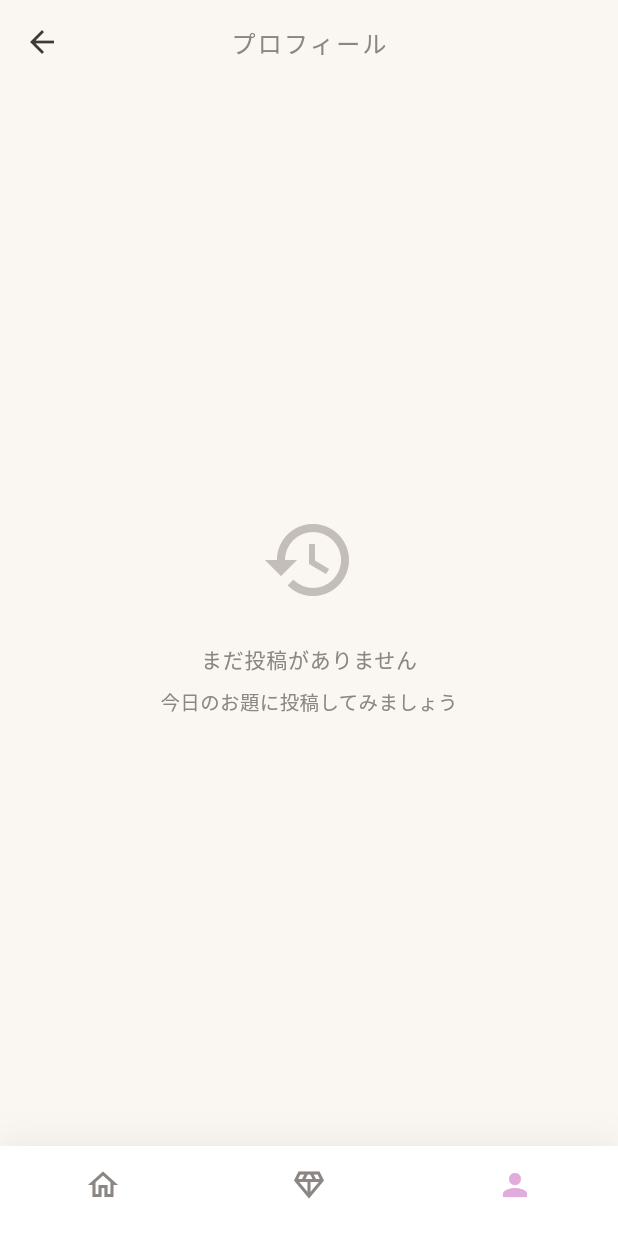
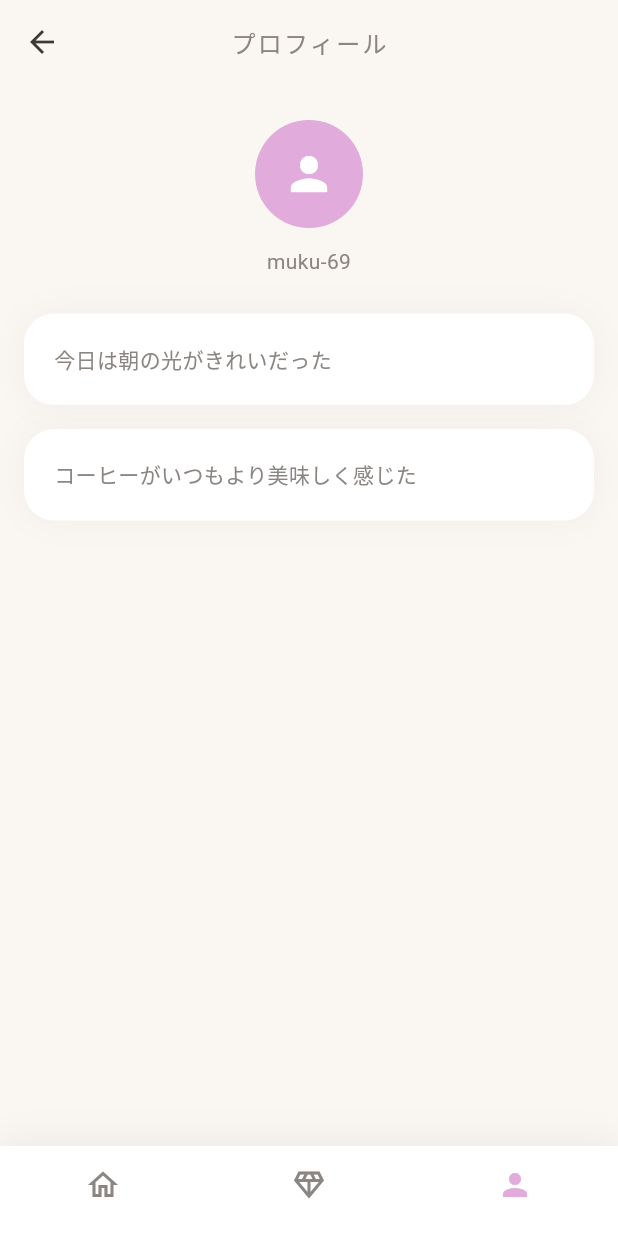
Before and after one commit to p2hacks2025/pre-06, a Flutter app: the ProfileScreen screen opened by its route, on a phone screen of 412 x 824 dp. Run offline on Flutter 3.47's test engine with Material 3 defaults, Android fonts, the phone set to English and light mode, and no system bars; our stand-ins replace cloud_firestore, firebase_auth, firebase_core, firebase_storage, flutter_riverpod, image_picker; accounts and stored records are empty.

Commit message:
プロフィール画面と投稿詳細ポップアップUIを追加

```diff
--- a/lib/screens/profile/profile_screen.dart
+++ b/lib/screens/profile/profile_screen.dart
@@ -1,149 +1,175 @@
 import 'package:flutter/material.dart';
-import '../../services/post_service.dart';
 import '../../models/post_model.dart';
 import '../../theme/app_theme.dart';
 import '../../widgets/bottom_nav.dart';
 
-class ProfileScreen extends StatefulWidget {
+class ProfileScreen extends StatelessWidget {
   const ProfileScreen({super.key});
 
-  @override
-  State<ProfileScreen> createState() => _ProfileScreenState();
-}
+  // 🔹 仮データ
+  List<Post> get dummyPosts => [
+    Post(
+      id: '1',
+      uid: 'me',
+      dayKey: '2025-01-18',
+      type: PostType.text,
+      text: '今日は朝の光がきれいだった',
+      photoUrl: null,
+      createdAt: DateTime.now(),
+    ),
+    Post(
+      id: '2',
+      uid: 'me',
+      dayKey: '2025-01-17',
+      type: PostType.text,
+      text: 'コーヒーがいつもより美味しく感じた',
+      photoUrl: null,
+      createdAt: DateTime.now(),
+    ),
+  ];
 
-class _ProfileScreenState extends State<ProfileScreen>
-    with SingleTickerProviderStateMixin {
-  late AnimationController _controller;
-  late Animation<double> _fadeAnimation;
+  void _showPostDetail(BuildContext context, Post post) {
+    showModalBottomSheet(
+      context: context,
+      isScrollControlled: true,
+      backgroundColor: Colors.transparent,
+      barrierColor: Colors.black.withOpacity(0.2),
+      builder: (_) {
+        return Container(
+          padding: const EdgeInsets.fromLTRB(24, 20, 24, 40),
+          decoration: BoxDecoration(
+            color: AppTheme.cream,
+            borderRadius: const BorderRadius.vertical(top: Radius.circular(36)),
+            boxShadow: [
+              BoxShadow(
+                color: Colors.black.withOpacity(0.08),
+                blurRadius: 30,
+                offset: const Offset(0, -10),
+              ),
+            ],
+          ),
+          child: SafeArea(
+            top: false,
+            child: Column(
+              mainAxisSize: MainAxisSize.min,
+              crossAxisAlignment: CrossAxisAlignment.start,
+              children: [
+                /// --- ハンドル ---
+                Center(
+                  child: Container(
+                    width: 44,
+                    height: 4,
+                    margin: const EdgeInsets.only(bottom: 24),
+                    decoration: BoxDecoration(
+                      color: AppTheme.softGray.withOpacity(0.4),
+                      borderRadius: BorderRadius.circular(2),
+                    ),
+                  ),
+                ),
 
-  @override
-  void initState() {
-    super.initState();
-    _controller = AnimationController(
-      duration: const Duration(milliseconds: 600),
-      vsync: this,
+                /// --- 日付 ---
+                Text(
+                  post.dayKey,
+                  style: Theme.of(context).textTheme.bodyMedium?.copyWith(
+                    fontSize: 12,
+                    letterSpacing: 1.2,
+                    color: AppTheme.softGray,
+                  ),
+                ),
+
+                const SizedBox(height: 16),
+
+                /// --- お題ラベル ---
+                Container(
+                  padding: const EdgeInsets.symmetric(
+                    horizontal: 12,
+                    vertical: 6,
+                  ),
+                  decoration: BoxDecoration(
+                    gradient: LinearGradient(
+                      colors: [
+                        AppTheme.terracotta.withOpacity(0.15),
+                        AppTheme.oliveGreen.withOpacity(0.15),
+                      ],
+                    ),
+                    borderRadius: BorderRadius.circular(12),
+                  ),
+                  child: Text(
+                    '今日のお題',
+                    style: Theme.of(context).textTheme.bodyMedium?.copyWith(
+                      fontSize: 11,
+                      fontWeight: FontWeight.w500,
+                      letterSpacing: 0.8,
+                    ),
+                  ),
+                ),
+
+                const SizedBox(height: 12),
+
+                /// --- お題本文（仮） ---
+                Text(
+                  '今日いちばん心が動いた瞬間',
+                  style: Theme.of(context).textTheme.displayMedium?.copyWith(
+                    fontSize: 22,
+                    height: 1.4,
+                  ),
+                ),
+
+                const SizedBox(height: 32),
+
+                /// --- 投稿本文 ---
+                Text(
+                  post.text ?? '',
+                  style: Theme.of(context).textTheme.bodyLarge?.copyWith(
+                    fontSize: 17,
+                    height: 1.8,
+                    letterSpacing: 0.3,
+                  ),
+                ),
+
+                const SizedBox(height: 40),
+
+                /// --- 閉じるボタン ---
+                Center(
+                  child: TextButton(
+                    onPressed: () => Navigator.pop(context),
+                    child: const Text('閉じる'),
+                  ),
+                ),
+              ],
+            ),
+          ),
         );
-
-    _fadeAnimation = Tween<double>(
-      begin: 0.0,
-      end: 1.0,
-    ).animate(CurvedAnimation(parent: _controller, curve: Curves.easeOut));
-
-    _controller.forward();
-  }
-
-  @override
-  void dispose() {
-    _controller.dispose();
-    super.dispose();
+      },
+    );
   }
 
   @override
   Widget build(BuildContext context) {
-    final postService = PostService();
-
     return Scaffold(
-      appBar: AppBar(
-        title: const Text('プロフィール'),
-        leading: IconButton(
-          icon: const Icon(Icons.arrow_back),
-          onPressed: () => Navigator.pop(context),
-        ),
-      ),
-      bottomNavigationBar: const BottomNav(
-        currentIndex: 2, // 👤 Profile
-      ),
-      body: FadeTransition(
-        opacity: _fadeAnimation,
-        child: StreamBuilder<List<Post>>(
-          stream: postService.myPostsStream(),
-          builder: (context, snap) {
-            if (!snap.hasData) {
-              return Center(
-                child: CircularProgressIndicator(
-                  color: AppTheme.terracotta,
-                  strokeWidth: 2,
-                ),
-              );
-            }
-
-            final posts = snap.data!;
-
-            if (posts.isEmpty) {
-              return Center(
-                child: Column(
-                  mainAxisAlignment: MainAxisAlignment.center,
-                  children: [
-                    Icon(
-                      Icons.history_outlined,
-                      size: 64,
-                      color: AppTheme.softGray.withOpacity(0.5),
-                    ),
-                    const SizedBox(height: 24),
-                    Text(
-                      'まだ投稿がありません',
-                      style: Theme.of(
-                        context,
-                      ).textTheme.bodyMedium?.copyWith(letterSpacing: 0.5),
-                    ),
-                    const SizedBox(height: 8),
-                    Text(
-                      '今日のお題に投稿してみましょう',
-                      style: Theme.of(context).textTheme.bodyMedium?.copyWith(
-                        fontSize: 13,
-                        fontWeight: FontWeight.w300,
-                      ),
-                    ),
-                  ],
-                ),
-              );
-            }
-
-            return CustomScrollView(
+      appBar: AppBar(title: const Text('プロフィール')),
+      bottomNavigationBar: const BottomNav(currentIndex: 2),
+      body: CustomScrollView(
         slivers: [
-                // Header
           SliverToBoxAdapter(
             child: Padding(
               padding: const EdgeInsets.all(24),
               child: Column(
-                      crossAxisAlignment: CrossAxisAlignment.start,
-                      children: [
-                        Text(
-                          'あなたの投稿',
-                          style: Theme.of(
-                            context,
-                          ).textTheme.displayMedium?.copyWith(fontSize: 28),
-                        ),
-                        const SizedBox(height: 8),
-                        Text(
-                          '${posts.length}件の記録',
-                          style: Theme.of(
-                            context,
-                          ).textTheme.bodyMedium?.copyWith(letterSpacing: 1.0),
-                        ),
+                children: const [
+                  CircleAvatar(radius: 36, child: Icon(Icons.person, size: 36)),
+                  SizedBox(height: 12),
+                  Text('muku-69'),
                 ],
               ),
             ),
           ),
-
-                // Posts grid
           SliverPadding(
             padding: const EdgeInsets.symmetric(horizontal: 16),
             sliver: SliverList(
               delegate: SliverChildBuilderDelegate((context, i) {
-                      final p = posts[i];
-                      return TweenAnimationBuilder<double>(
-                        duration: Duration(milliseconds: 300 + (i * 50)),
-                        tween: Tween(begin: 0.0, end: 1.0),
-                        builder: (context, value, child) {
-                          return Opacity(
-                            opacity: value,
-                            child: Transform.translate(
-                              offset: Offset(0, 20 * (1 - value)),
-                              child: child,
-                            ),
-                          );
-                        },
+                final post = dummyPosts[i];
+                return GestureDetector(
+                  onTap: () => _showPostDetail(context, post),
                   child: Container(
                     margin: const EdgeInsets.only(bottom: 16),
                     padding: const EdgeInsets.all(20),
@@ -154,63 +180,21 @@ class _ProfileScreenState extends State<ProfileScreen>
                         BoxShadow(
                           color: AppTheme.softGray.withOpacity(0.08),
                           blurRadius: 20,
-                                offset: const Offset(0, 4),
                         ),
                       ],
                     ),
-                          child: Column(
-                            crossAxisAlignment: CrossAxisAlignment.start,
-                            children: [
-                              // Date badge
-                              Container(
-                                padding: const EdgeInsets.symmetric(
-                                  horizontal: 12,
-                                  vertical: 6,
-                                ),
-                                decoration: BoxDecoration(
-                                  gradient: LinearGradient(
-                                    colors: [
-                                      AppTheme.terracotta.withOpacity(0.1),
-                                      AppTheme.oliveGreen.withOpacity(0.1),
-                                    ],
-                                  ),
-                                  borderRadius: BorderRadius.circular(10),
-                                ),
                     child: Text(
-                                  p.dayKey,
-                                  style: Theme.of(context).textTheme.bodyMedium
-                                      ?.copyWith(
-                                        fontSize: 12,
-                                        fontWeight: FontWeight.w500,
-                                        letterSpacing: 0.5,
-                                      ),
-                                ),
-                              ),
-
-                              const SizedBox(height: 16),
-
-                              // Post content
-                              Text(
-                                p.type == PostType.text
-                                    ? (p.text ?? '')
-                                    : '📷 写真投稿',
-                                style: Theme.of(context).textTheme.bodyLarge
-                                    ?.copyWith(fontSize: 16, height: 1.7),
-                              ),
-                            ],
+                      post.text!,
+                      maxLines: 2,
+                      overflow: TextOverflow.ellipsis,
                     ),
                   ),
                 );
-                    }, childCount: posts.length),
+              }, childCount: dummyPosts.length),
             ),
           ),
-
-                // Bottom spacing
-                const SliverToBoxAdapter(child: SizedBox(height: 24)),
+          const SliverToBoxAdapter(child: SizedBox(height: 96)),
         ],
-            );
-          },
-        ),
       ),
     );
   }
```
Lines whose indentation alone changed are shown as unchanged.
